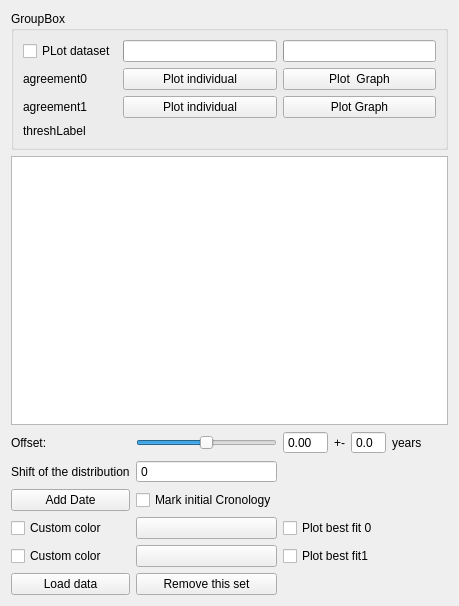
Theserich/Wigglematcher, file Library/UIFiles/DatasetWidget.ui: the form before one commit.
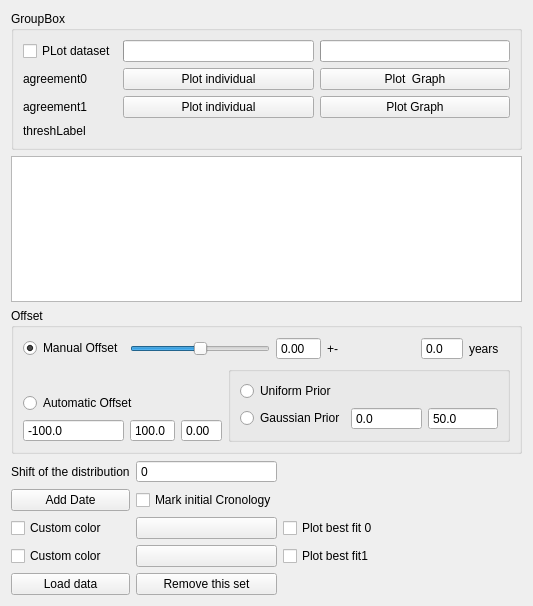
The form after the commit. Custom widgets are drawn as their Qt base class.

Commit message: Automatic plotsettings update and added offset_settings to Calculator

The edit to the form file:
```diff
--- a/Library/UIFiles/DatasetWidget.ui
+++ b/Library/UIFiles/DatasetWidget.ui
@@ -9,7 +9,7 @@
    <rect>
     <x>0</x>
     <y>0</y>
-    <width>459</width>
+    <width>533</width>
     <height>606</height>
    </rect>
   </property>
@@ -17,7 +17,31 @@
    <string>Form</string>
   </property>
   <layout class="QGridLayout" name="gridLayout">
-   <item row="0" column="0" colspan="8">
+   <item row="5" column="1" colspan="8">
+    <widget class="MyTableView" name="tableView"/>
+   </item>
+   <item row="11" column="2">
+    <widget class="QCheckBox" name="ChronoCheck">
+     <property name="text">
+      <string>Mark initial Cronology</string>
+     </property>
+    </widget>
+   </item>
+   <item row="12" column="2">
+    <widget class="QPushButton" name="colorButton0">
+     <property name="text">
+      <string/>
+     </property>
+    </widget>
+   </item>
+   <item row="12" column="3" colspan="5">
+    <widget class="QCheckBox" name="showCheck0">
+     <property name="text">
+      <string>Plot best fit 0</string>
+     </property>
+    </widget>
+   </item>
+   <item row="0" column="1" colspan="8">
     <widget class="QGroupBox" name="groupBox">
      <property name="title">
       <string>GroupBox</string>
@@ -114,153 +138,56 @@
      </layout>
     </widget>
    </item>
-   <item row="10" column="1">
+   <item row="13" column="2">
     <widget class="QPushButton" name="colorButton1">
      <property name="text">
       <string/>
      </property>
     </widget>
    </item>
-   <item row="6" column="3">
-    <widget class="QLabel" name="label_3">
+   <item row="13" column="1">
+    <widget class="QCheckBox" name="colorCheck1">
      <property name="text">
-      <string>+-</string>
+      <string>Custom color</string>
      </property>
     </widget>
    </item>
-   <item row="5" column="0" colspan="8">
-    <widget class="MyTableView" name="tableView"/>
-   </item>
-   <item row="8" column="1">
-    <widget class="QCheckBox" name="ChronoCheck">
-     <property name="text">
-      <string>Mark initial Cronology</string>
-     </property>
-    </widget>
-   </item>
-   <item row="6" column="1">
-    <widget class="QSlider" name="offsetSlider">
-     <property name="sizePolicy">
-      <sizepolicy hsizetype="Minimum" vsizetype="Fixed">
-       <horstretch>0</horstretch>
-       <verstretch>0</verstretch>
-      </sizepolicy>
-     </property>
-     <property name="minimum">
-      <number>-99</number>
-     </property>
-     <property name="orientation">
-      <enum>Qt::Horizontal</enum>
-     </property>
-    </widget>
-   </item>
-   <item row="10" column="2" colspan="5">
+   <item row="13" column="3" colspan="5">
     <widget class="QCheckBox" name="showCheck1">
      <property name="text">
       <string>Plot best fit1</string>
      </property>
     </widget>
    </item>
-   <item row="6" column="0">
-    <widget class="QLabel" name="label">
+   <item row="14" column="2">
+    <widget class="QPushButton" name="deleteButton">
      <property name="text">
-      <string>Offset:</string>
+      <string>Remove this set</string>
      </property>
     </widget>
    </item>
-   <item row="6" column="2">
-    <widget class="QDoubleSpinBox" name="offsetEdit">
-     <property name="buttonSymbols">
-      <enum>QAbstractSpinBox::NoButtons</enum>
-     </property>
-     <property name="minimum">
-      <double>-99.989999999999995</double>
-     </property>
-    </widget>
-   </item>
-   <item row="9" column="2" colspan="5">
-    <widget class="QCheckBox" name="showCheck0">
-     <property name="text">
-      <string>Plot best fit 0</string>
-     </property>
-    </widget>
-   </item>
-   <item row="9" column="1">
-    <widget class="QPushButton" name="colorButton0">
-     <property name="text">
-      <string/>
-     </property>
-    </widget>
-   </item>
-   <item row="8" column="0">
+   <item row="11" column="1">
     <widget class="QPushButton" name="addButton">
      <property name="text">
       <string>Add Date</string>
      </property>
     </widget>
    </item>
-   <item row="9" column="0">
+   <item row="12" column="1">
     <widget class="QCheckBox" name="colorCheck0">
      <property name="text">
       <string>Custom color</string>
      </property>
     </widget>
    </item>
-   <item row="11" column="0">
+   <item row="14" column="1">
     <widget class="QPushButton" name="loadButton">
      <property name="text">
       <string>Load data</string>
      </property>
     </widget>
    </item>
-   <item row="10" column="0">
-    <widget class="QCheckBox" name="colorCheck1">
-     <property name="text">
-      <string>Custom color</string>
-     </property>
-    </widget>
-   </item>
-   <item row="11" column="1">
-    <widget class="QPushButton" name="deleteButton">
-     <property name="text">
-      <string>Remove this set</string>
-     </property>
-    </widget>
-   </item>
-   <item row="6" column="5">
-    <widget class="QLabel" name="label_2">
-     <property name="text">
-      <string>years</string>
-     </property>
-    </widget>
-   </item>
-   <item row="6" column="4">
-    <widget class="QDoubleSpinBox" name="offsetSigEdit">
-     <property name="enabled">
-      <bool>true</bool>
-     </property>
-     <property name="layoutDirection">
-      <enum>Qt::RightToLeft</enum>
-     </property>
-     <property name="buttonSymbols">
-      <enum>QAbstractSpinBox::NoButtons</enum>
-     </property>
-     <property name="decimals">
-      <number>1</number>
-     </property>
-     <property name="maximum">
-      <double>50.000000000000000</double>
-     </property>
-    </widget>
-   </item>
-   <item row="7" column="0">
-    <widget class="QLabel" name="label_4">
-     <property name="text">
-      <string>Shift of the distribution</string>
-     </property>
-    </widget>
-   </item>
-   <item row="7" column="1">
+   <item row="10" column="2">
     <widget class="QSpinBox" name="shiftEdit">
      <property name="buttonSymbols">
       <enum>QAbstractSpinBox::NoButtons</enum>
@@ -273,6 +200,195 @@
      </property>
     </widget>
    </item>
+   <item row="10" column="1">
+    <widget class="QLabel" name="label_4">
+     <property name="text">
+      <string>Shift of the distribution</string>
+     </property>
+    </widget>
+   </item>
+   <item row="6" column="1" rowspan="3" colspan="8">
+    <widget class="QGroupBox" name="groupBox_2">
+     <property name="title">
+      <string>Offset</string>
+     </property>
+     <layout class="QGridLayout" name="gridLayout_3">
+      <item row="0" column="1" colspan="3">
+       <widget class="QSlider" name="offsetSlider">
+        <property name="sizePolicy">
+         <sizepolicy hsizetype="Minimum" vsizetype="Fixed">
+          <horstretch>0</horstretch>
+          <verstretch>0</verstretch>
+         </sizepolicy>
+        </property>
+        <property name="minimum">
+         <number>-99</number>
+        </property>
+        <property name="orientation">
+         <enum>Qt::Horizontal</enum>
+        </property>
+       </widget>
+      </item>
+      <item row="0" column="7">
+       <widget class="QDoubleSpinBox" name="offsetSigEdit">
+        <property name="enabled">
+         <bool>true</bool>
+        </property>
+        <property name="layoutDirection">
+         <enum>Qt::RightToLeft</enum>
+        </property>
+        <property name="buttonSymbols">
+         <enum>QAbstractSpinBox::NoButtons</enum>
+        </property>
+        <property name="decimals">
+         <number>1</number>
+        </property>
+        <property name="maximum">
+         <double>50.000000000000000</double>
+        </property>
+       </widget>
+      </item>
+      <item row="0" column="5">
+       <widget class="QLabel" name="label_3">
+        <property name="text">
+         <string>+-</string>
+        </property>
+       </widget>
+      </item>
+      <item row="0" column="8">
+       <widget class="QLabel" name="label_2">
+        <property name="text">
+         <string>years</string>
+        </property>
+       </widget>
+      </item>
+      <item row="0" column="0">
+       <widget class="QRadioButton" name="radioButton">
+        <property name="text">
+         <string>Manual Offset</string>
+        </property>
+        <property name="checked">
+         <bool>true</bool>
+        </property>
+       </widget>
+      </item>
+      <item row="0" column="4">
+       <widget class="QDoubleSpinBox" name="offsetEdit">
+        <property name="buttonSymbols">
+         <enum>QAbstractSpinBox::NoButtons</enum>
+        </property>
+        <property name="minimum">
+         <double>-99.989999999999995</double>
+        </property>
+       </widget>
+      </item>
+      <item row="2" column="0" colspan="3">
+       <widget class="QRadioButton" name="radioButton_2">
+        <property name="text">
+         <string>Automatic Offset</string>
+        </property>
+       </widget>
+      </item>
+      <item row="1" column="3" rowspan="3" colspan="6">
+       <widget class="QGroupBox" name="groupBox_3">
+        <property name="title">
+         <string/>
+        </property>
+        <layout class="QGridLayout" name="gridLayout_4">
+         <item row="0" column="3">
+          <widget class="QRadioButton" name="radioButton_3">
+           <property name="text">
+            <string>Uniform Prior</string>
+           </property>
+          </widget>
+         </item>
+         <item row="2" column="3">
+          <widget class="QRadioButton" name="radioButton_4">
+           <property name="text">
+            <string>Gaussian Prior</string>
+           </property>
+          </widget>
+         </item>
+         <item row="2" column="4">
+          <widget class="QDoubleSpinBox" name="doubleSpinBox_3">
+           <property name="buttonSymbols">
+            <enum>QAbstractSpinBox::NoButtons</enum>
+           </property>
+           <property name="decimals">
+            <number>1</number>
+           </property>
+           <property name="minimum">
+            <double>-100.000000000000000</double>
+           </property>
+           <property name="maximum">
+            <double>100.000000000000000</double>
+           </property>
+          </widget>
+         </item>
+         <item row="2" column="5">
+          <widget class="QDoubleSpinBox" name="doubleSpinBox_2">
+           <property name="buttonSymbols">
+            <enum>QAbstractSpinBox::NoButtons</enum>
+           </property>
+           <property name="decimals">
+            <number>1</number>
+           </property>
+           <property name="value">
+            <double>50.000000000000000</double>
+           </property>
+          </widget>
+         </item>
+        </layout>
+       </widget>
+      </item>
+      <item row="3" column="0">
+       <widget class="QDoubleSpinBox" name="offsetmin">
+        <property name="buttonSymbols">
+         <enum>QAbstractSpinBox::NoButtons</enum>
+        </property>
+        <property name="decimals">
+         <number>1</number>
+        </property>
+        <property name="minimum">
+         <double>-200.000000000000000</double>
+        </property>
+        <property name="maximum">
+         <double>199.000000000000000</double>
+        </property>
+        <property name="value">
+         <double>-100.000000000000000</double>
+        </property>
+       </widget>
+      </item>
+      <item row="3" column="1">
+       <widget class="QDoubleSpinBox" name="offsetmax">
+        <property name="buttonSymbols">
+         <enum>QAbstractSpinBox::NoButtons</enum>
+        </property>
+        <property name="decimals">
+         <number>1</number>
+        </property>
+        <property name="minimum">
+         <double>-200.000000000000000</double>
+        </property>
+        <property name="maximum">
+         <double>200.000000000000000</double>
+        </property>
+        <property name="value">
+         <double>100.000000000000000</double>
+        </property>
+       </widget>
+      </item>
+      <item row="3" column="2">
+       <widget class="QDoubleSpinBox" name="doubleSpinBox">
+        <property name="buttonSymbols">
+         <enum>QAbstractSpinBox::NoButtons</enum>
+        </property>
+       </widget>
+      </item>
+     </layout>
+    </widget>
+   </item>
   </layout>
  </widget>
  <customwidgets>
```
The commit also changes 7 other files.
